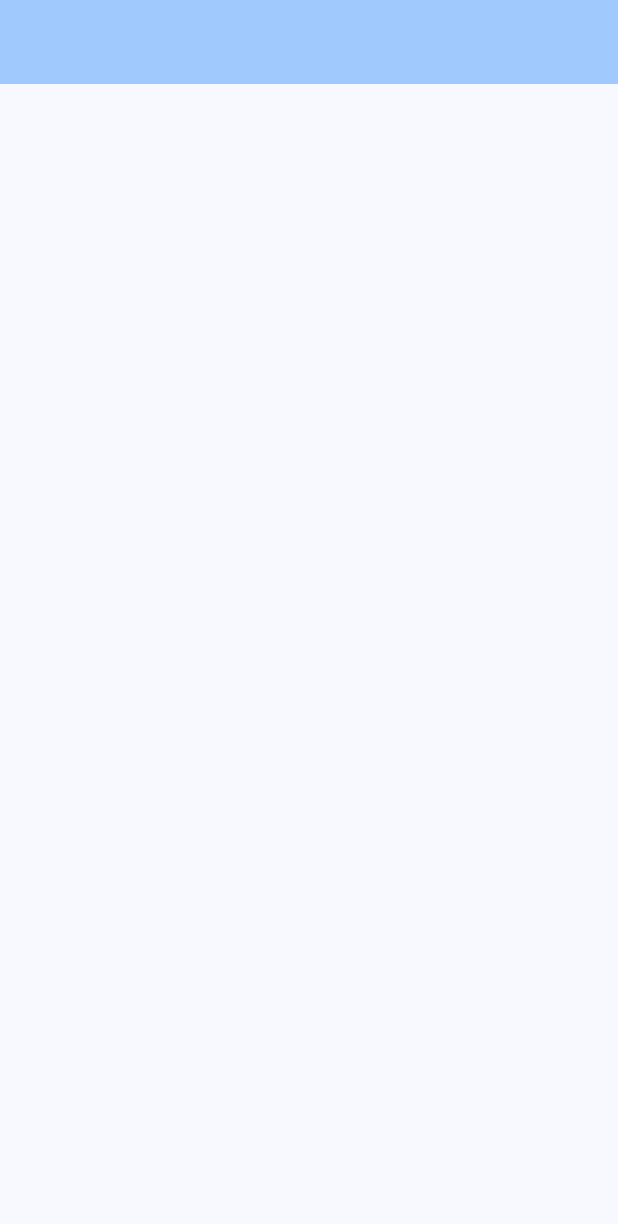
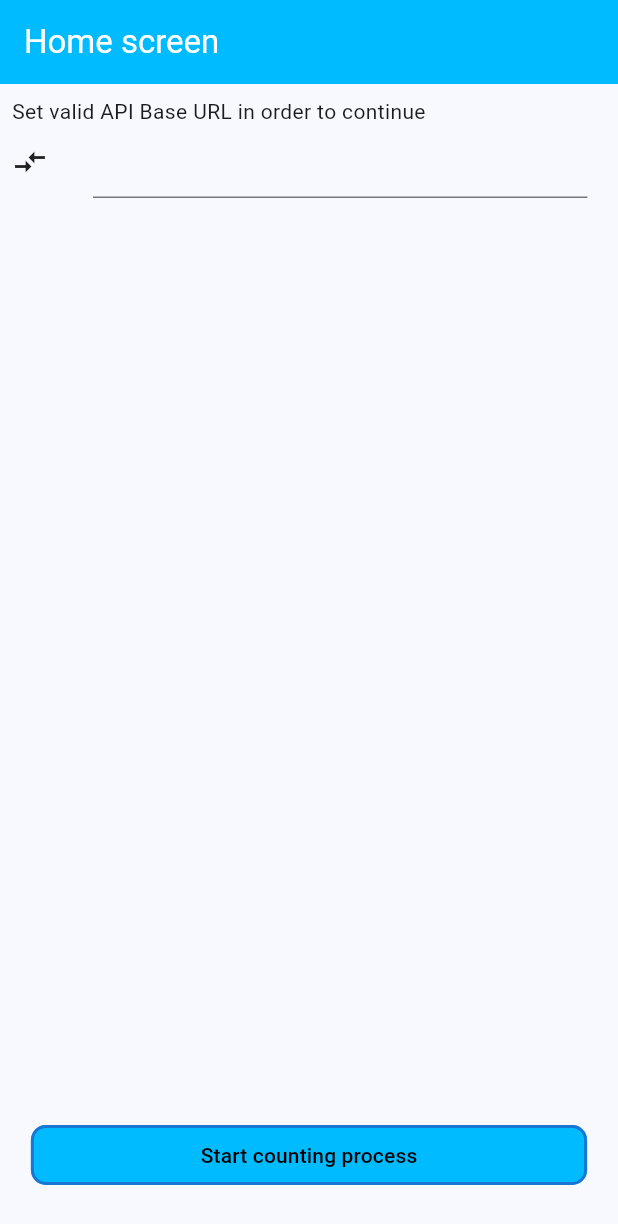
Before and after one commit to EgorEko/webspark_test, a Flutter app: the screen it shows after launch, on a phone screen of 412 x 824 dp. Shown: the top 1224 px of the screen. Run offline on Flutter 3.47's test engine with Material 3 defaults, Android fonts, the phone set to English and light mode, and no system bars.

Commit message:
pages layout

```diff
--- a/lib/pages/home_screen.dart
+++ b/lib/pages/home_screen.dart
@@ -1,4 +1,6 @@
 import 'package:flutter/material.dart';
+
+import '../common/app_colors.dart';
 
 class HomeScreen extends StatefulWidget {
   const HomeScreen({super.key});
@@ -12,13 +14,57 @@ class _HomeScreenState extends State<HomeScreen> {
   Widget build(BuildContext context) {
     return Scaffold(
       appBar: AppBar(
-        backgroundColor: Theme.of(context).colorScheme.inversePrimary,
-        title: const Text(''),
+        backgroundColor: AppColors.backgroundPrimary,
+        centerTitle: false,
+        title: const Text(
+          'Home screen',
+          style: TextStyle(color: AppColors.white),
+        ),
       ),
-      body: const Center(
+      body: Padding(
+        padding: const EdgeInsets.only(top: 8, left: 8, right: 8, bottom: 30),
         child: Column(
-          mainAxisAlignment: MainAxisAlignment.center,
-          children: <Widget>[],
+          mainAxisAlignment: MainAxisAlignment.start,
+          crossAxisAlignment: CrossAxisAlignment.start,
+          children: <Widget>[
+            const Text('Set valid API Base URL in order to continue'),
+            Row(
+              mainAxisSize: MainAxisSize.min,
+              mainAxisAlignment: MainAxisAlignment.spaceBetween,
+              children: [
+                const Icon(Icons.compare_arrows_sharp),
+                const SizedBox(
+                  width: 30,
+                ),
+                SizedBox(
+                  width: MediaQuery.of(context).size.width * 0.8,
+                  child: TextFormField(),
+                ),
+              ],
+            ),
+            const Spacer(),
+            Center(
+              child: ConstrainedBox(
+                constraints: BoxConstraints(
+                    minWidth: MediaQuery.of(context).size.width * 0.9),
+                child: OutlinedButton(
+                  onPressed: () {},
+                  style: OutlinedButton.styleFrom(
+                    backgroundColor: AppColors.backgroundPrimary,
+                    shape: RoundedRectangleBorder(
+                      borderRadius: BorderRadius.circular(10.0),
+                    ),
+                    side: const BorderSide(
+                        width: 2, color: AppColors.cornerColor),
+                  ),
+                  child: const Text(
+                    'Start counting process',
+                    style: TextStyle(color: AppColors.black),
+                  ),
+                ),
+              ),
+            ),
+          ],
         ),
       ),
     );
```
Also changed, not shown: lib/pages/process_screen.dart (+43 -5 lines).
